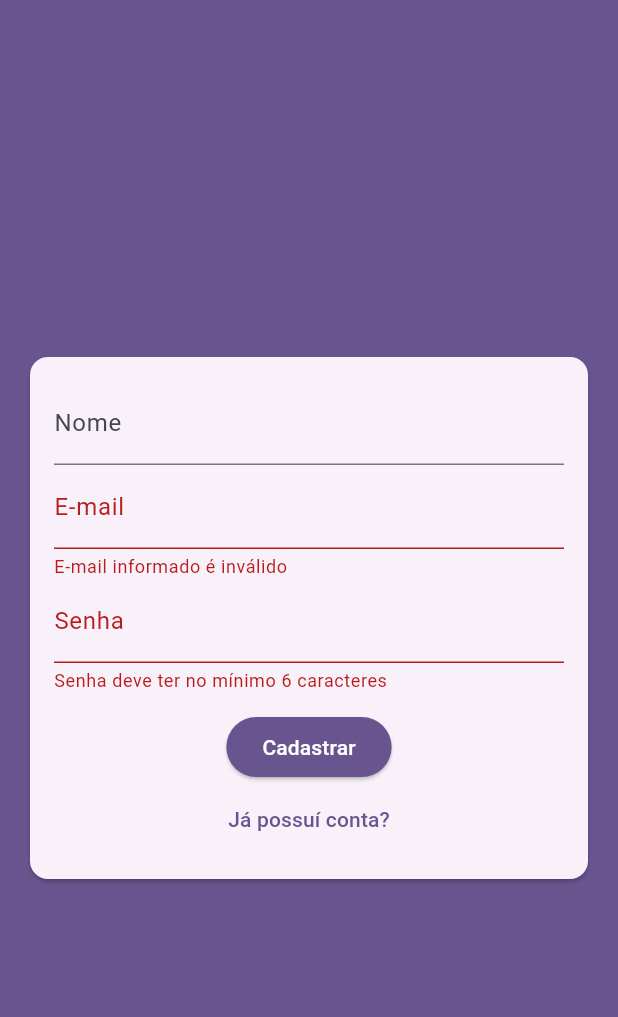
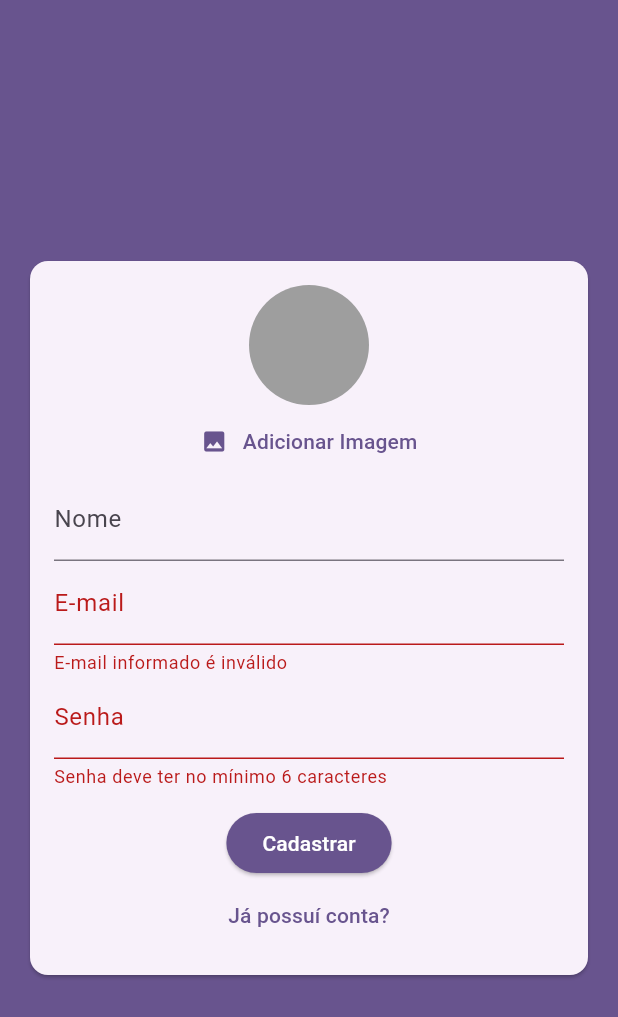
Before and after one commit to andree-felipe/capacitacao_firebase, a Flutter app: the screen it shows after launch, after a tap on "Entrar", after a tap on "Criar uma nova conta?", on a phone screen of 412 x 824 dp. Shown: the top 1017 px of the screen. Run offline on Flutter 3.47's test engine with Material 3 defaults, Android fonts, the phone set to English and light mode, and no system bars; our stand-ins replace image_picker.

Commit message:
Adição do campo foto na estrutura do formulário, e verificações relacionadas a ela

```diff
--- a/lib/componentes/auth_form.dart
+++ b/lib/componentes/auth_form.dart
@@ -1,3 +1,6 @@
+import 'dart:io';
+
+import 'package:capacitacao_firebase/componentes/user_image_picker.dart';
 import 'package:flutter/material.dart';
 
 import '../models/auth_form_data.dart';
@@ -18,9 +21,26 @@
   final _formKey = GlobalKey<FormState>();
   final _formData = AuthFormData();
 
+  void _handleImagePick(File image) {
+    _formData.image = image;
+  }
+
+  void _showError(String msg) {
+    ScaffoldMessenger.of(context).showSnackBar(
+      SnackBar(
+        content: Text(msg),
+        backgroundColor: Theme.of(context).colorScheme.error,
+      ),
+    );
+  }
+
   void _submit() {
     final isValid = _formKey.currentState?.validate() ?? false;
     if(!isValid) return;
+
+    if(_formData.image == null && _formData.isSignup) {
+      return _showError('Imagem não selecionada');
+    }
 
     widget.onSubmit(_formData);
   }
@@ -35,6 +55,9 @@
           key: _formKey,
           child: Column(
             children: [
+              if(_formData.isSignup)
+                // ignore: prefer_const_constructors
+                UserImagePicker(onImagePick: _handleImagePick),
               if(_formData.isSignup)
                 TextFormField(
                   key: const ValueKey('name'),
--- /dev/null
+++ b/lib/componentes/user_image_picker.dart
@@ -0,0 +1,69 @@
+import 'dart:io';
+import 'package:flutter/material.dart';
+import 'package:image_picker/image_picker.dart';
+
+
+class UserImagePicker extends StatefulWidget {
+  final void Function(File image) onImagePick;
+
+  const UserImagePicker({
+    super.key,
+    required this.onImagePick,
+  });
+
+  @override
+  State<UserImagePicker> createState() => _UserImagePickerState();
+}
+
+class _UserImagePickerState extends State<UserImagePicker> {
+  File? _image;
+
+  Future<void> _pickImage() async {
+    final picker = ImagePicker();
+    final pickedImage = await picker.pickImage(
+      source: ImageSource.gallery,
+      imageQuality: 50,
+      maxWidth: 150,
+    );
+
+    if(pickedImage != null) {
+      setState(() {
+        _image = File(pickedImage.path);
+      });
+
+      widget.onImagePick(_image!);
+    }
+  }
+
+  @override
+  Widget build(BuildContext context) {
+    // ignore: prefer_const_constructors
+    return Column(
+      // ignore: prefer_const_literals_to_create_immutables
+      children: [
+        // ignore: prefer_const_constructors
+        CircleAvatar(
+          radius: 40,
+          backgroundColor: Colors.grey,
+          backgroundImage: _image != null ? FileImage(_image!) : null,
+        ),
+        TextButton(
+          onPressed: _pickImage,
+          child: Row(
+            mainAxisAlignment: MainAxisAlignment.center,
+            children: [
+              Icon(
+                Icons.image,
+                color: Theme.of(context).primaryColor,
+              ),
+              // ignore: prefer_const_constructors
+              SizedBox(width: 10),
+              // ignore: prefer_const_constructors
+              Text('Adicionar Imagem'),
+            ],
+          ),
+        ),
+      ],
+    );
+  }
+}
--- a/lib/main.dart
+++ b/lib/main.dart
@@ -1,7 +1,7 @@
 import 'package:capacitacao_firebase/pages/auth_page.dart';
 import 'package:flutter/material.dart';
 
-main() => runApp( MyApp());
+main() => runApp(MyApp());
 
 class MyApp extends StatelessWidget {
   MyApp({super.key});
--- a/pubspec.yaml
+++ b/pubspec.yaml
@@ -35,6 +35,7 @@
   # The following adds the Cupertino Icons font to your application.
   # Use with the CupertinoIcons class for iOS style icons.
   cupertino_icons: ^1.0.6
+  image_picker: ^1.1.2
 
 dev_dependencies:
   flutter_test:
```
Also changed, not shown: pubspec.lock, 5 other files.
